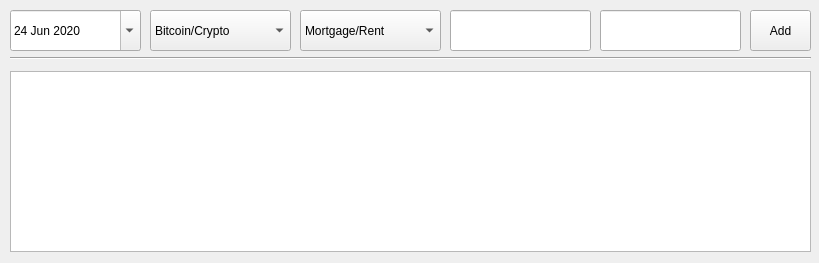
First picture: the form in guis/ledger.ui, repository Rightside-Two-0/Rightside_Two.0, before the edit.
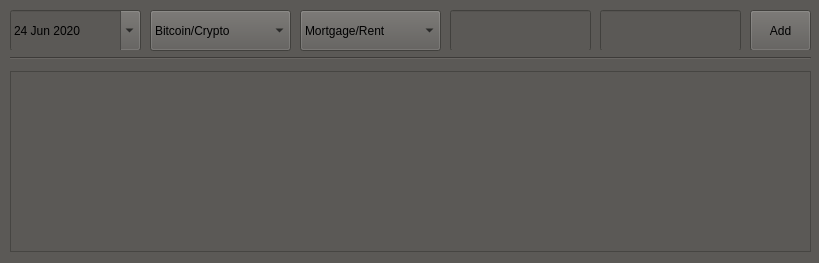
Second picture: the form after the edit.

Diff of the .ui file:
```diff
--- a/guis/ledger.ui
+++ b/guis/ledger.ui
@@ -13,6 +13,9 @@
   <property name="windowTitle">
    <string>Form</string>
   </property>
+  <property name="styleSheet">
+   <string notr="true">background-color: #5B5956;</string>
+  </property>
   <widget class="QDateEdit" name="date_box">
    <property name="geometry">
     <rect>
```
